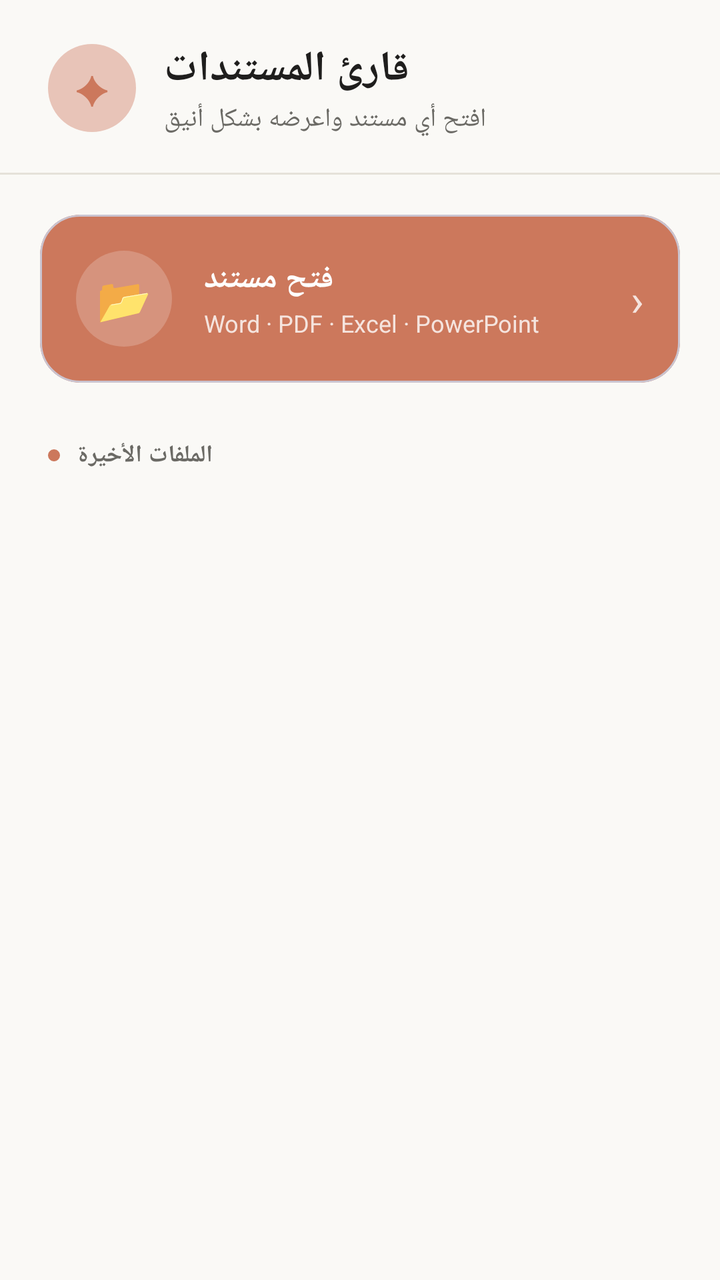
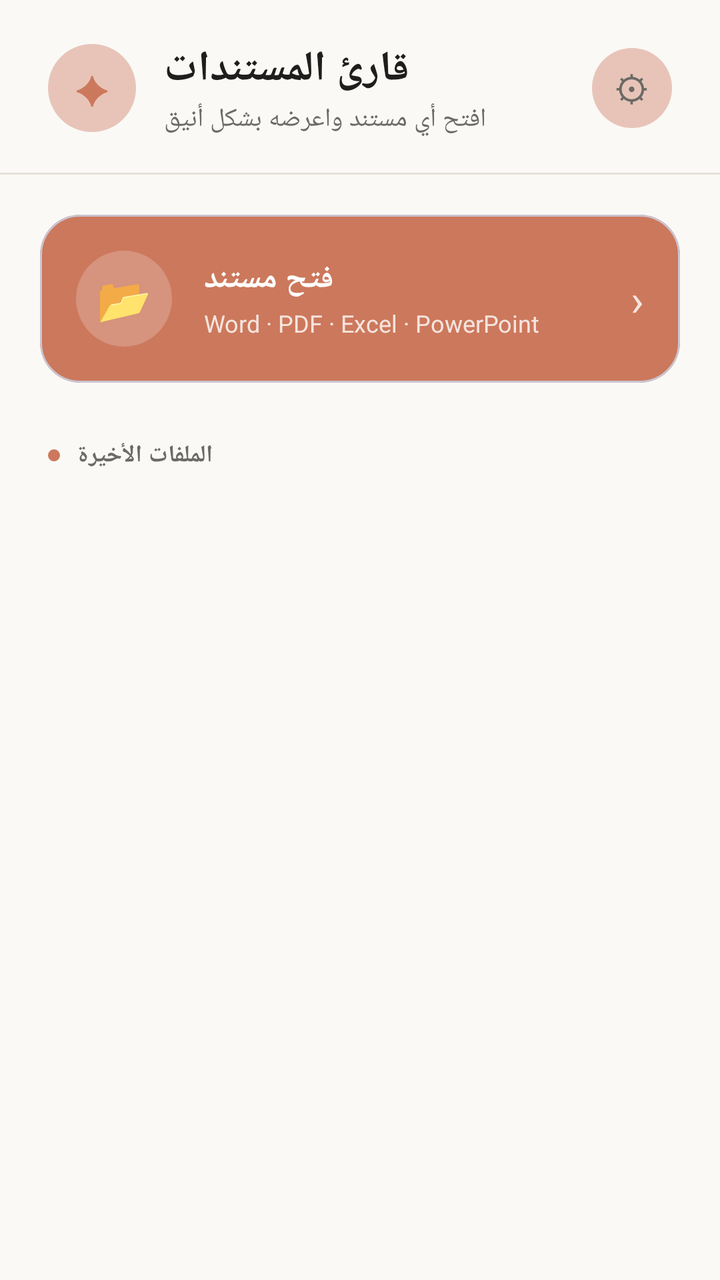

Screens rendered from an Android XML layout before and after an edit, with the pre-edit source and the edit as a unified diff.
<!-- AndroidManifest.xml: application theme Theme.DocReader -->
<!-- res/layout/activity_main.xml -->
<?xml version="1.0" encoding="utf-8"?>
<androidx.coordinatorlayout.widget.CoordinatorLayout
    xmlns:android="http://schemas.android.com/apk/res/android"
    xmlns:app="http://schemas.android.com/apk/res-auto"
    android:id="@+id/mainRoot"
    android:layout_width="match_parent"
    android:layout_height="match_parent"
    android:background="@color/background_primary">

    <LinearLayout
        android:layout_width="match_parent"
        android:layout_height="match_parent"
        android:orientation="vertical">

        
        <LinearLayout
            android:id="@+id/layoutHeader"
            android:layout_width="match_parent"
            android:layout_height="wrap_content"
            android:orientation="horizontal"
            android:gravity="center_vertical"
            android:paddingStart="24dp"
            android:paddingEnd="24dp"
            android:paddingTop="20dp"
            android:paddingBottom="18dp">

            <FrameLayout
                android:layout_width="44dp"
                android:layout_height="44dp"
                android:background="@drawable/bg_icon_badge">

                <TextView
                    android:layout_width="wrap_content"
                    android:layout_height="wrap_content"
                    android:layout_gravity="center"
                    android:text="✦"
                    android:textColor="@color/accent_primary"
                    android:textSize="20sp" />
            </FrameLayout>

            <LinearLayout
                android:layout_width="0dp"
                android:layout_height="wrap_content"
                android:layout_weight="1"
                android:layout_marginStart="14dp"
                android:orientation="vertical">

                <TextView
                    android:layout_width="wrap_content"
                    android:layout_height="wrap_content"
                    android:text="@string/app_name"
                    android:textColor="@color/text_primary"
                    android:textSize="21sp"
                    android:textStyle="bold"
                    android:fontFamily="serif" />

                <TextView
                    android:layout_width="wrap_content"
                    android:layout_height="wrap_content"
                    android:layout_marginTop="2dp"
                    android:text="افتح أي مستند واعرضه بشكل أنيق"
                    android:textColor="@color/text_secondary"
                    android:textSize="13sp" />
            </LinearLayout>
        </LinearLayout>

        <View
            android:layout_width="match_parent"
            android:layout_height="1dp"
            android:layout_marginBottom="20dp"
            android:background="@color/divider" />

        
        <com.google.android.material.card.MaterialCardView
            android:id="@+id/cardOpenFile"
            android:layout_width="match_parent"
            android:layout_height="wrap_content"
            android:layout_marginHorizontal="20dp"
            android:layout_marginBottom="28dp"
            app:cardBackgroundColor="@color/accent_primary"
            app:cardCornerRadius="20dp"
            app:cardElevation="0dp"
            android:clickable="true"
            android:focusable="true"
            android:foreground="?attr/selectableItemBackground">

            <LinearLayout
                android:layout_width="match_parent"
                android:layout_height="wrap_content"
                android:gravity="center_vertical"
                android:orientation="horizontal"
                android:padding="18dp">

                <FrameLayout
                    android:layout_width="48dp"
                    android:layout_height="48dp"
                    android:background="@drawable/bg_icon_badge_on_accent">

                    <TextView
                        android:layout_width="wrap_content"
                        android:layout_height="wrap_content"
                        android:layout_gravity="center"
                        android:text="📂"
                        android:textSize="22sp" />
                </FrameLayout>

                <LinearLayout
                    android:layout_width="0dp"
                    android:layout_height="wrap_content"
                    android:layout_marginStart="16dp"
                    android:layout_weight="1"
                    android:orientation="vertical">

                    <TextView
                        android:layout_width="wrap_content"
                        android:layout_height="wrap_content"
                        android:text="@string/open_file"
                        android:textColor="@color/text_on_accent"
                        android:textSize="16sp"
                        android:textStyle="bold" />

                    <TextView
                        android:layout_width="wrap_content"
                        android:layout_height="wrap_content"
                        android:layout_marginTop="3dp"
                        android:text="Word · PDF · Excel · PowerPoint"
                        android:textColor="@color/text_on_accent"
                        android:alpha="0.8"
                        android:textSize="12sp" />
                </LinearLayout>

                <TextView
                    android:layout_width="wrap_content"
                    android:layout_height="wrap_content"
                    android:text="›"
                    android:textColor="@color/text_on_accent"
                    android:alpha="0.8"
                    android:textSize="22sp" />
            </LinearLayout>
        </com.google.android.material.card.MaterialCardView>

        <LinearLayout
            android:layout_width="match_parent"
            android:layout_height="wrap_content"
            android:orientation="horizontal"
            android:gravity="center_vertical"
            android:paddingStart="24dp"
            android:paddingEnd="24dp"
            android:paddingBottom="10dp">

            <View
                android:layout_width="6dp"
                android:layout_height="6dp"
                android:background="@drawable/bg_icon_badge"
                android:backgroundTint="@color/accent_primary" />

            <TextView
                android:layout_width="wrap_content"
                android:layout_height="wrap_content"
                android:layout_marginStart="8dp"
                android:text="@string/recent_files"
                android:textColor="@color/text_secondary"
                android:textSize="12sp"
                android:letterSpacing="0.03"
                android:textStyle="bold" />
        </LinearLayout>

        <FrameLayout
            android:layout_width="match_parent"
            android:layout_height="0dp"
            android:layout_weight="1">

            <androidx.recyclerview.widget.RecyclerView
                android:id="@+id/recyclerRecentFiles"
                android:layout_width="match_parent"
                android:layout_height="match_parent"
                android:clipToPadding="false"
                android:paddingBottom="16dp" />

            <TextView
                android:id="@+id/textEmptyState"
                android:layout_width="wrap_content"
                android:layout_height="wrap_content"
                android:layout_gravity="center"
                android:gravity="center"
                android:text="@string/no_recent_files"
                android:textColor="@color/text_tertiary"
                android:textSize="14sp"
                android:visibility="gone" />
        </FrameLayout>

    </LinearLayout>
</androidx.coordinatorlayout.widget.CoordinatorLayout>
<!-- resources referenced by this layout -->
<resources>
  <color name="accent_primary">#CC785C</color>
  <color name="background_primary">#FAF9F6</color>
  <color name="divider">#E5E2D9</color>
  <color name="text_on_accent">#FFFFFF</color>
  <color name="text_primary">#1F1E1D</color>
  <color name="text_secondary">#6B6A65</color>
  <color name="text_tertiary">#9B9A94</color>
  <!-- drawable bg_icon_badge (drawable) -->
  <?xml version="1.0" encoding="utf-8"?>
  <shape xmlns:android="http://schemas.android.com/apk/res/android"
      android:shape="oval">
      <solid android:color="@color/accent_light" />
  </shape>
  <!-- drawable bg_icon_badge_on_accent (drawable) -->
  <?xml version="1.0" encoding="utf-8"?>
  <shape xmlns:android="http://schemas.android.com/apk/res/android"
      android:shape="oval">
      <solid android:color="#33FFFFFF" />
  </shape>
  <string name="app_name">قارئ المستندات</string>
  <string name="no_recent_files">لا توجد ملفات مفتوحة بعد.\nابدأ باختيار مستند لعرضه.</string>
  <string name="open_file">فتح مستند</string>
  <string name="recent_files">الملفات الأخيرة</string>
  <style name="Theme.DocReader" parent="Theme.Material3.Light.NoActionBar">
          <item name="colorPrimary">@color/accent_primary</item>
          <item name="colorPrimaryVariant">@color/accent_primary_dark</item>
          <item name="colorOnPrimary">@color/text_on_accent</item>
  
          <item name="colorSecondary">@color/accent_light</item>
          <item name="colorOnSecondary">@color/text_primary</item>
  
          <item name="android:windowBackground">@color/background_primary</item>
          <item name="android:statusBarColor">@color/background_primary</item>
          <item name="android:windowLightStatusBar" tools:targetApi="m">true</item>
          <item name="android:navigationBarColor">@color/background_primary</item>
  
          <item name="colorSurface">@color/surface_card</item>
          <item name="colorOnSurface">@color/text_primary</item>
  
          <item name="android:fontFamily">sans-serif</item>
      </style>
  <color name="accent_light">#E8C4B8</color>
  <color name="accent_primary_dark">#B35F45</color>
  <color name="surface_card">#FFFFFF</color>
</resources>

<!-- the commit's change to res/layout/activity_main.xml (unified diff, before → after) -->
@@ -62,6 +62,25 @@
                     android:textColor="@color/text_secondary"
                     android:textSize="13sp" />
             </LinearLayout>
+
+            <FrameLayout
+                android:id="@+id/btnSettings"
+                android:layout_width="40dp"
+                android:layout_height="40dp"
+                android:layout_marginStart="8dp"
+                android:background="@drawable/bg_icon_badge"
+                android:clickable="true"
+                android:focusable="true"
+                android:foreground="?attr/selectableItemBackgroundBorderless">
+
+                <TextView
+                    android:layout_width="wrap_content"
+                    android:layout_height="wrap_content"
+                    android:layout_gravity="center"
+                    android:text="⚙"
+                    android:textColor="@color/text_secondary"
+                    android:textSize="18sp" />
+            </FrameLayout>
         </LinearLayout>
 
         <View
